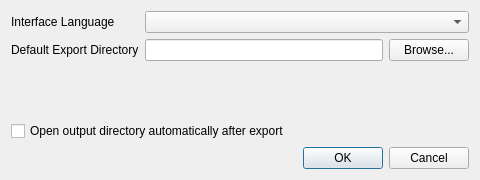
Old version of the form src/ui/dialogs/SystemSettingsDialog.ui in the repository StartePoint/CVVerify.
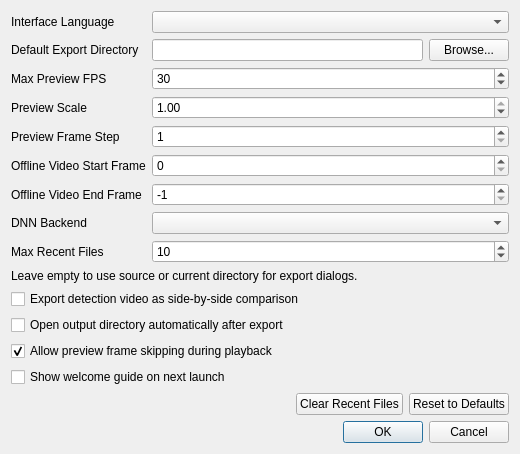
New version of the form.

Diff of the .ui file:
```diff
--- a/src/ui/dialogs/SystemSettingsDialog.ui
+++ b/src/ui/dialogs/SystemSettingsDialog.ui
@@ -6,8 +6,8 @@
    <rect>
     <x>0</x>
     <y>0</y>
-    <width>480</width>
-    <height>180</height>
+    <width>520</width>
+    <height>420</height>
    </rect>
   </property>
   <property name="windowTitle">
@@ -47,8 +47,158 @@
        </item>
       </layout>
      </item>
+     <item row="2" column="0">
+      <widget class="QLabel" name="maxPreviewFpsLabel">
+       <property name="text">
+        <string>Max Preview FPS</string>
+       </property>
+      </widget>
+     </item>
+     <item row="2" column="1">
+      <widget class="QSpinBox" name="maxPreviewFpsSpinBox">
+       <property name="minimum">
+        <number>0</number>
+       </property>
+       <property name="maximum">
+        <number>120</number>
+       </property>
+       <property name="value">
+        <number>30</number>
+       </property>
+      </widget>
+     </item>
+     <item row="3" column="0">
+      <widget class="QLabel" name="previewScaleLabel">
+       <property name="text">
+        <string>Preview Scale</string>
+       </property>
+      </widget>
+     </item>
+     <item row="3" column="1">
+      <widget class="QDoubleSpinBox" name="previewScaleSpinBox">
+       <property name="decimals">
+        <number>2</number>
+       </property>
+       <property name="minimum">
+        <double>0.100000000000000</double>
+       </property>
+       <property name="maximum">
+        <double>1.000000000000000</double>
+       </property>
+       <property name="singleStep">
+        <double>0.050000000000000</double>
+       </property>
+       <property name="value">
+        <double>1.000000000000000</double>
+       </property>
+      </widget>
+     </item>
+     <item row="4" column="0">
+      <widget class="QLabel" name="previewFrameStepLabel">
+       <property name="text">
+        <string>Preview Frame Step</string>
+       </property>
+      </widget>
+     </item>
+     <item row="4" column="1">
+      <widget class="QSpinBox" name="previewFrameStepSpinBox">
+       <property name="minimum">
+        <number>1</number>
+       </property>
+       <property name="maximum">
+        <number>30</number>
+       </property>
+       <property name="value">
+        <number>1</number>
+       </property>
+      </widget>
+     </item>
+     <item row="5" column="0">
+      <widget class="QLabel" name="offlineStartFrameLabel">
+       <property name="text">
+        <string>Offline Video Start Frame</string>
+       </property>
+      </widget>
+     </item>
+     <item row="5" column="1">
+      <widget class="QSpinBox" name="offlineStartFrameSpinBox">
+       <property name="minimum">
+        <number>0</number>
+       </property>
+       <property name="maximum">
+        <number>1000000</number>
+       </property>
+      </widget>
+     </item>
+     <item row="6" column="0">
+      <widget class="QLabel" name="offlineEndFrameLabel">
+       <property name="text">
+        <string>Offline Video End Frame</string>
+       </property>
+      </widget>
+     </item>
+     <item row="6" column="1">
+      <widget class="QSpinBox" name="offlineEndFrameSpinBox">
+       <property name="minimum">
+        <number>-1</number>
+       </property>
+       <property name="maximum">
+        <number>1000000</number>
+       </property>
+       <property name="value">
+        <number>-1</number>
+       </property>
+      </widget>
+     </item>
+     <item row="7" column="0">
+      <widget class="QLabel" name="dnnBackendLabel">
+       <property name="text">
+        <string>DNN Backend</string>
+       </property>
+      </widget>
+     </item>
+     <item row="7" column="1">
+      <widget class="QComboBox" name="dnnBackendComboBox"/>
+     </item>
+     <item row="8" column="0">
+      <widget class="QLabel" name="maxRecentFilesLabel">
+       <property name="text">
+        <string>Max Recent Files</string>
+       </property>
+      </widget>
+     </item>
+     <item row="8" column="1">
+      <widget class="QSpinBox" name="maxRecentFilesSpinBox">
+       <property name="minimum">
+        <number>1</number>
+       </property>
+       <property name="maximum">
+        <number>50</number>
+       </property>
+       <property name="value">
+        <number>10</number>
+       </property>
+      </widget>
+     </item>
     </layout>
    </item>
+   <item>
+    <widget class="QLabel" name="defaultExportDirectoryHintLabel">
+     <property name="wordWrap">
+      <bool>true</bool>
+     </property>
+     <property name="text">
+      <string>Leave empty to use source or current directory for export dialogs.</string>
+     </property>
+    </widget>
+   </item>
+   <item>
+    <widget class="QCheckBox" name="exportVideoSideBySideCheckBox">
+     <property name="text">
+      <string>Export detection video as side-by-side comparison</string>
+     </property>
+    </widget>
+   </item>
    <item>
     <widget class="QCheckBox" name="autoOpenExportDirectoryCheckBox">
      <property name="text">
@@ -56,6 +206,54 @@
      </property>
     </widget>
    </item>
+   <item>
+    <widget class="QCheckBox" name="allowFrameSkipCheckBox">
+     <property name="text">
+      <string>Allow preview frame skipping during playback</string>
+     </property>
+     <property name="checked">
+      <bool>true</bool>
+     </property>
+    </widget>
+   </item>
+   <item>
+    <widget class="QCheckBox" name="showWelcomeGuideCheckBox">
+     <property name="text">
+      <string>Show welcome guide on next launch</string>
+     </property>
+    </widget>
+   </item>
+   <item>
+    <layout class="QHBoxLayout" name="resetDefaultsLayout">
+     <item>
+      <spacer name="resetDefaultsSpacer">
+       <property name="orientation">
+        <enum>Qt::Horizontal</enum>
+       </property>
+       <property name="sizeHint" stdset="0">
+        <size>
+         <width>40</width>
+         <height>20</height>
+        </size>
+       </property>
+      </spacer>
+     </item>
+     <item>
+      <widget class="QPushButton" name="clearRecentFilesButton">
+       <property name="text">
+        <string>Clear Recent Files</string>
+       </property>
+      </widget>
+     </item>
+     <item>
+      <widget class="QPushButton" name="resetDefaultsButton">
+       <property name="text">
+        <string>Reset to Defaults</string>
+       </property>
+      </widget>
+     </item>
+    </layout>
+   </item>
    <item>
     <widget class="QDialogButtonBox" name="buttonBox">
      <property name="orientation">
```
